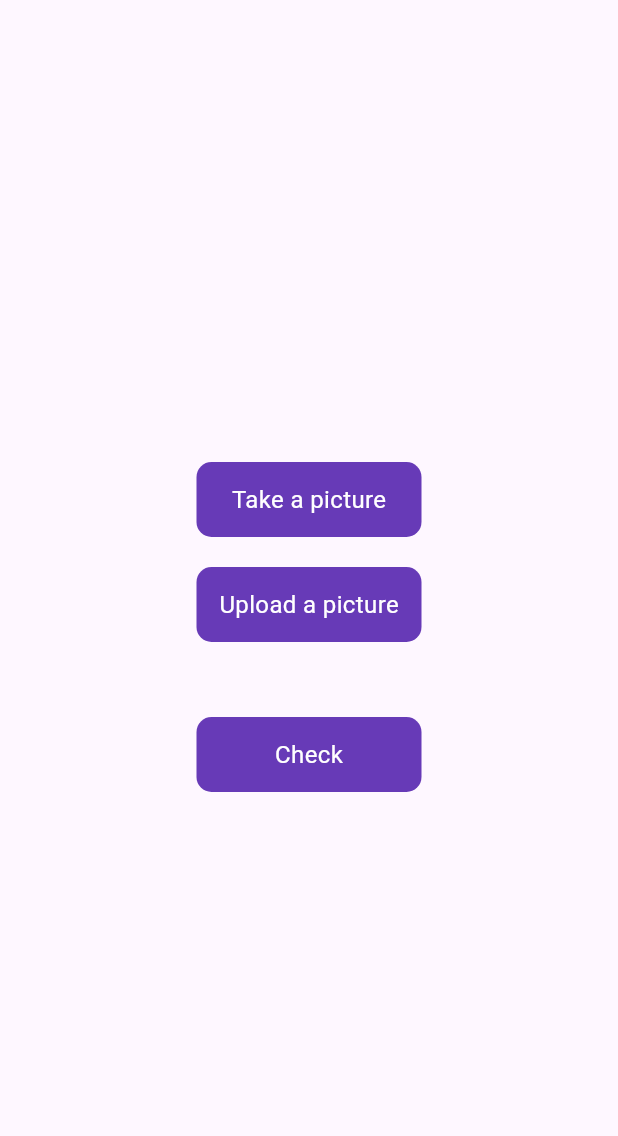
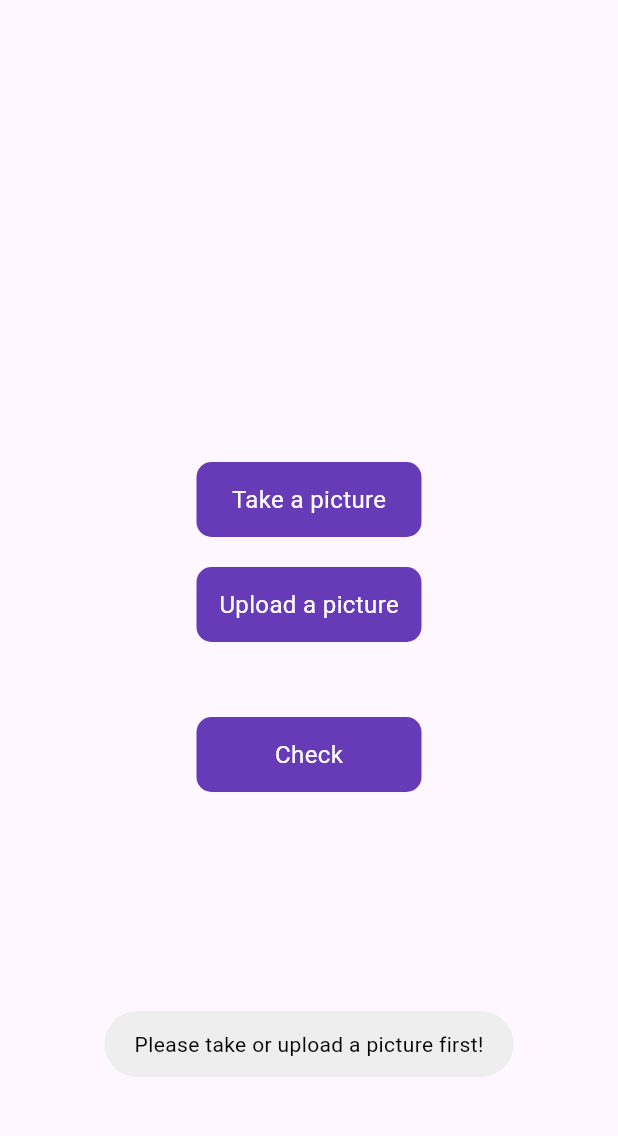
Before and after one commit to Biggo111/skin_lesion_detector, a Flutter app: the screen it shows after launch, after a tap on "Check", on a phone screen of 412 x 824 dp, the part 63-1199 px from its top. Run offline on Flutter 3.47's test engine with Material 3 defaults, Android fonts, the phone set to English and light mode, and no system bars; our stand-ins replace flutter_riverpod, image_picker, logger, nb_utils.

Commit message:
not solved

```diff
--- a/lib/feature/home/repository/home_repository.dart
+++ b/lib/feature/home/repository/home_repository.dart
@@ -4,6 +4,7 @@ import 'dart:io';
 import 'package:image_picker/image_picker.dart';
 import 'package:skin_lesion_detector/network/api.dart';
 import 'package:skin_lesion_detector/network/network_utils.dart';
+import 'package:skin_lesion_detector/utils/debugger.dart';
 
 class HomeRepository{
   Future<String> fatchLesionType(File image) async {
@@ -21,6 +22,7 @@ class HomeRepository{
       }
       return result;
     } catch (e) {
+      debug(data: "Error: $e");
       return e.toString();
     }
   }
--- a/lib/feature/home/screens/home_screen.dart
+++ b/lib/feature/home/screens/home_screen.dart
@@ -1,6 +1,7 @@
 import 'package:flutter/material.dart';
 import 'package:flutter_riverpod/flutter_riverpod.dart';
 import 'package:skin_lesion_detector/core/global_components/buttons/k_button.dart';
+import 'package:skin_lesion_detector/core/services/message_services/toast_service.dart';
 import 'package:skin_lesion_detector/feature/home/controller/home_controller.dart';
 import 'package:skin_lesion_detector/utils/states/base_state.dart';
 
@@ -74,6 +75,9 @@ class _HomeScreenState extends ConsumerState<HomeScreen> {
             KButton(
               title: "Check",
               onPressedCallback: ()async{
+                if(ref.watch(homeControllerProvider.notifier).takenImage == null){
+                  ToastService.customToast("Please take or upload a picture first!");
+                }
                 await ref.watch(homeControllerProvider.notifier).fatchLesionType();
               },
               color: Colors.deepPurple,
--- a/lib/network/network_utils.dart
+++ b/lib/network/network_utils.dart
@@ -7,6 +7,7 @@ import 'package:image_picker/image_picker.dart';
 import 'package:nb_utils/nb_utils.dart';
 import 'package:skin_lesion_detector/core/services/message_services/toast_service.dart';
 import 'package:skin_lesion_detector/network/api.dart';
+import 'package:skin_lesion_detector/utils/debugger.dart';
 
 class Network{
   static postRequest(String endpoint, body)async{
@@ -28,9 +29,10 @@ class Network{
       var headers = {
         'Content-type': 'multipart/form-data'
       };
-      var url = API.baseUrl + endpoint;
+      var url = API.baseUrl;
       Response response =
           await post(Uri.parse(url), body: jsonEncode(body), headers: headers);
+          debug(data: "response: ${response.body}");
       return response;
     }else{
       ToastService.customToast("Check your connection!", bgColor: Colors.red);
@@ -46,6 +48,7 @@ class Network{
         try {
           return json.decode(response.body);
         } catch (e) {
+          debug(data: "Error in decoding: $e");
           //return Failure(response: response.body, code: 400);
         }
       } else {
```
